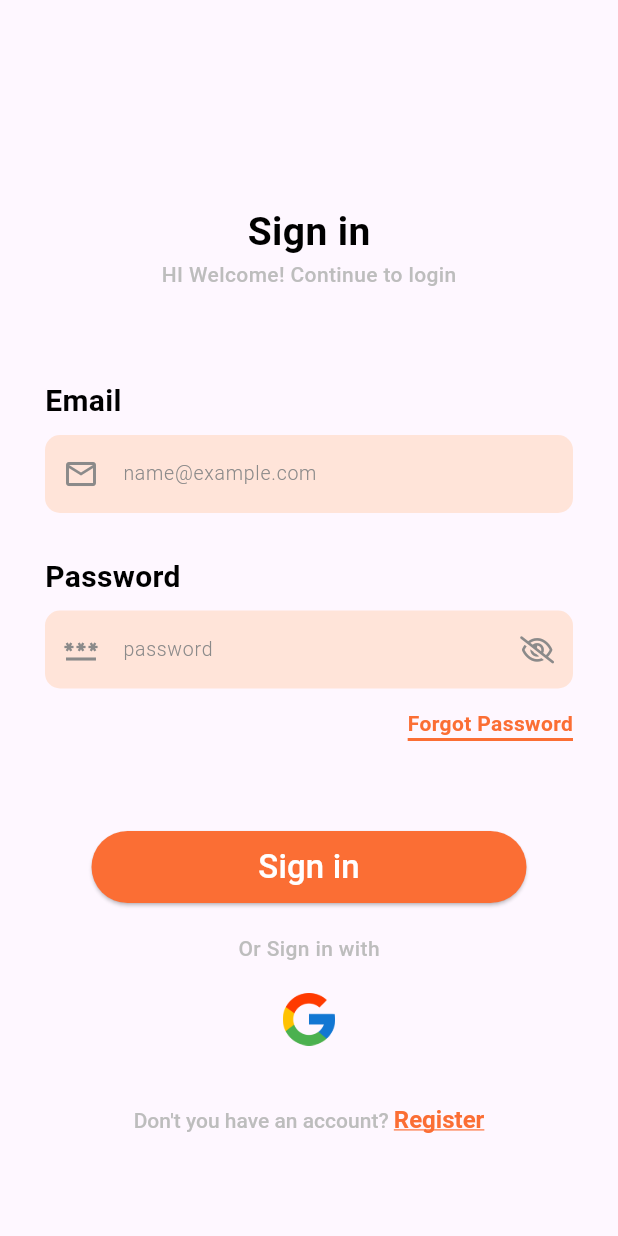
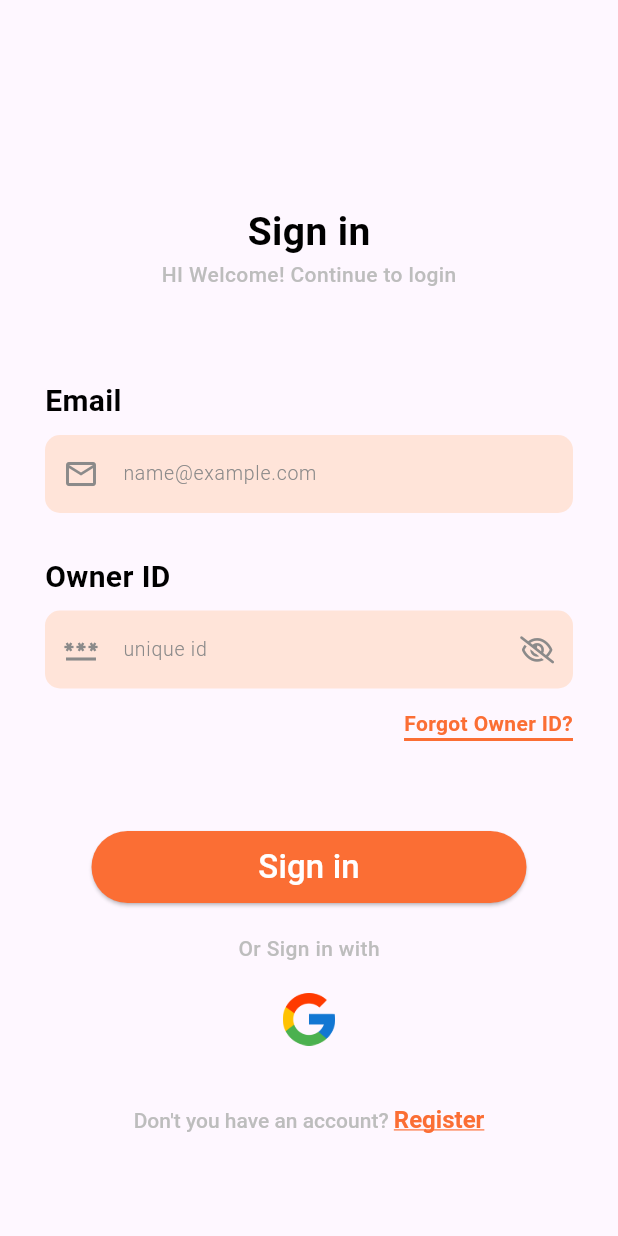
Before and after one commit to Afnanappu/owner_resort_booking_app, a Flutter app: the screen it shows after launch, on a phone screen of 412 x 824 dp. Run offline on Flutter 3.47's test engine with Material 3 defaults, Android fonts, the light colour scheme and no system bars; our stand-ins replace file_picker, firebase_auth, firebase_core, font_awesome_flutter, go_router; accounts and stored records are empty.

Commit message:
login and registration screen ui finished

```diff
--- /dev/null
+++ b/lib/core/constants/my_constants.dart
@@ -0,0 +1 @@
+const double borderRad10 = 10;
--- a/lib/core/constants/spaces.dart
+++ b/lib/core/constants/spaces.dart
@@ -19,6 +19,9 @@ class MySpaces {
   static const hSpace80 = SizedBox(
     height: 80,
   );
+  static const wSpace5 = SizedBox(
+    height: 5,
+  );
   static const wSpace10 = SizedBox(
     height: 10,
   );
--- /dev/null
+++ b/lib/features/authentication/view model/providers/uploaded_file_provider.dart
@@ -0,0 +1,12 @@
+import 'package:flutter/material.dart';
+
+class UploadedFileProvider extends ChangeNotifier {
+  String personalProof = 'Not selected';
+  String license = 'Not selected';
+
+  void setFiles({String? proof, String? license}) {
+    if (proof != null) personalProof = proof;
+    if (license != null) this.license = license;
+    notifyListeners();
+  }
+}
--- a/lib/features/authentication/views/components/custom_text_form_field_auth.dart
+++ b/lib/features/authentication/views/components/custom_text_form_field_auth.dart
@@ -1,5 +1,6 @@
 import 'package:flutter/material.dart';
 import 'package:owner_resort_booking_app/core/constants/my_colors.dart';
+import 'package:owner_resort_booking_app/core/constants/my_constants.dart';
 import 'package:owner_resort_booking_app/core/constants/text_styles.dart';
 
 class CustomTextFormFieldAuth extends StatelessWidget {
@@ -34,7 +35,7 @@ class CustomTextFormFieldAuth extends StatelessWidget {
         controller: controller,
         cursorColor: MyColors.orangeLight,
         cursorHeight: 18,
-        cursorRadius: Radius.circular(10),
+        cursorRadius: Radius.circular(borderRad10),
         cursorOpacityAnimates: true,
         enableIMEPersonalizedLearning: true,
         enableInteractiveSelection: true,
--- a/lib/features/authentication/views/widgets/login_text_form_fields.dart
+++ b/lib/features/authentication/views/widgets/login_text_form_fields.dart
@@ -26,13 +26,13 @@ class LoginTextFormFields extends StatelessWidget {
         ),
         MySpaces.hSpace20,
         Text(
-          'Password',
+          'Owner ID',
           style: MyTextStyles.titleLargeSemiBoldBlack,
         ),
         CustomTextFormFieldAuth(
           keyboardType: TextInputType.visiblePassword,
           prefixIcon: Icon(Icons.password_outlined),
-          hintText: 'password',
+          hintText: 'unique id',
           suffixIcon: Icon(
             FontAwesomeIcons.eyeSlash,
             size: 18,
@@ -54,7 +54,7 @@ class LoginTextFormFields extends StatelessWidget {
                   ),
                 ),
                 child: Text(
-                  'Forgot Password',
+                  'Forgot Owner ID?',
                   style: TextStyle(
                     color: MyColors.orange,
                     fontWeight: FontWeight.bold,
--- a/lib/features/authentication/views/widgets/register_button_widget.dart
+++ b/lib/features/authentication/views/widgets/register_button_widget.dart
@@ -5,7 +5,6 @@ import 'package:owner_resort_booking_app/core/components/elevated_button_auth.da
 import 'package:owner_resort_booking_app/core/constants/my_colors.dart';
 import 'package:owner_resort_booking_app/core/constants/spaces.dart';
 import 'package:owner_resort_booking_app/core/constants/text_styles.dart';
-import 'package:owner_resort_booking_app/routes/route_names.dart';
 
 class RegisterButtonWidget extends StatelessWidget {
   const RegisterButtonWidget({
--- a/lib/features/authentication/views/widgets/sign_in_and_google_widget.dart
+++ b/lib/features/authentication/views/widgets/sign_in_and_google_widget.dart
@@ -19,7 +19,9 @@ class SignInAndGoogleButtonWidget extends StatelessWidget {
         ElevatedButtonAuthentication(
           title: 'Sign in',
           haveBg: true,
-          onPressed: () {},
+          onPressed: () async {
+
+          },
         ),
         MySpaces.hSpace20,
         Text(
--- a/lib/main.dart
+++ b/lib/main.dart
@@ -1,7 +1,12 @@
+import 'dart:developer';
+
+import 'package:firebase_auth/firebase_auth.dart';
 import 'package:flutter/material.dart';
 import 'package:owner_resort_booking_app/core/utils/screen_size.dart';
+import 'package:owner_resort_booking_app/features/authentication/view%20model/providers/uploaded_file_provider.dart';
 import 'package:owner_resort_booking_app/routes/routes.dart';
 import 'package:firebase_core/firebase_core.dart';
+import 'package:provider/provider.dart';
 import 'firebase_options.dart';
 
 Future<void> main() async {
@@ -19,9 +24,24 @@ class MainApp extends StatelessWidget {
   Widget build(BuildContext context) {
     MyScreenSize.initialize(context);
     print(MyScreenSize());
-    return MaterialApp.router(
-      debugShowCheckedModeBanner: false,
-      routerConfig: routes,
+
+    FirebaseAuth.instance.authStateChanges().listen(
+      (user) {
+        if (user == null) {
+          log('User is currently signed out!');
+        } else {
+          log('User is signed in!');
+        }
+      },
+    );
+    return MultiProvider(
+      providers: [
+        ChangeNotifierProvider(create: (context) => UploadedFileProvider(),)
+      ],
+      child: MaterialApp.router(
+        debugShowCheckedModeBanner: false,
+        routerConfig: routes,
+      ),
     );
   }
 }
```
Also changed, not shown: lib/core/utils/app_file_picker.dart (added, +25 -0 lines), lib/features/authentication/views/widgets/elevated_button_for_upload.dart (added, +34 -0 lines), lib/features/authentication/views/widgets/register_text_form_fields.dart (+62 -1 lines), pubspec.yaml (+11 -0 lines), pubspec.lock, 5 other files.
